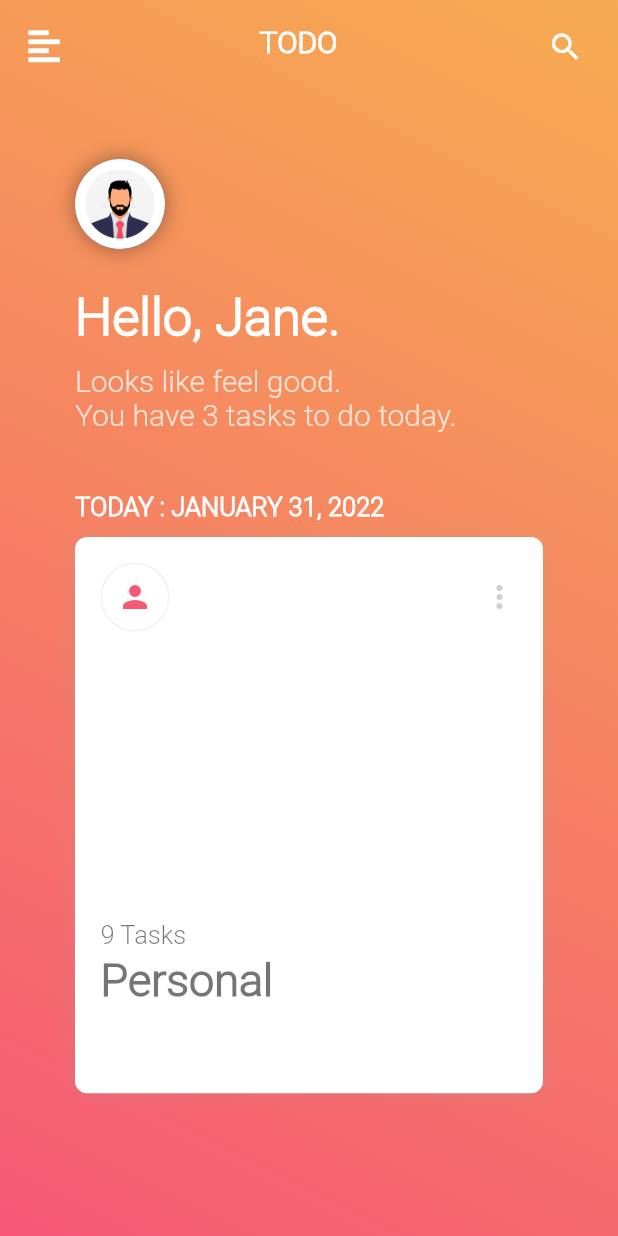
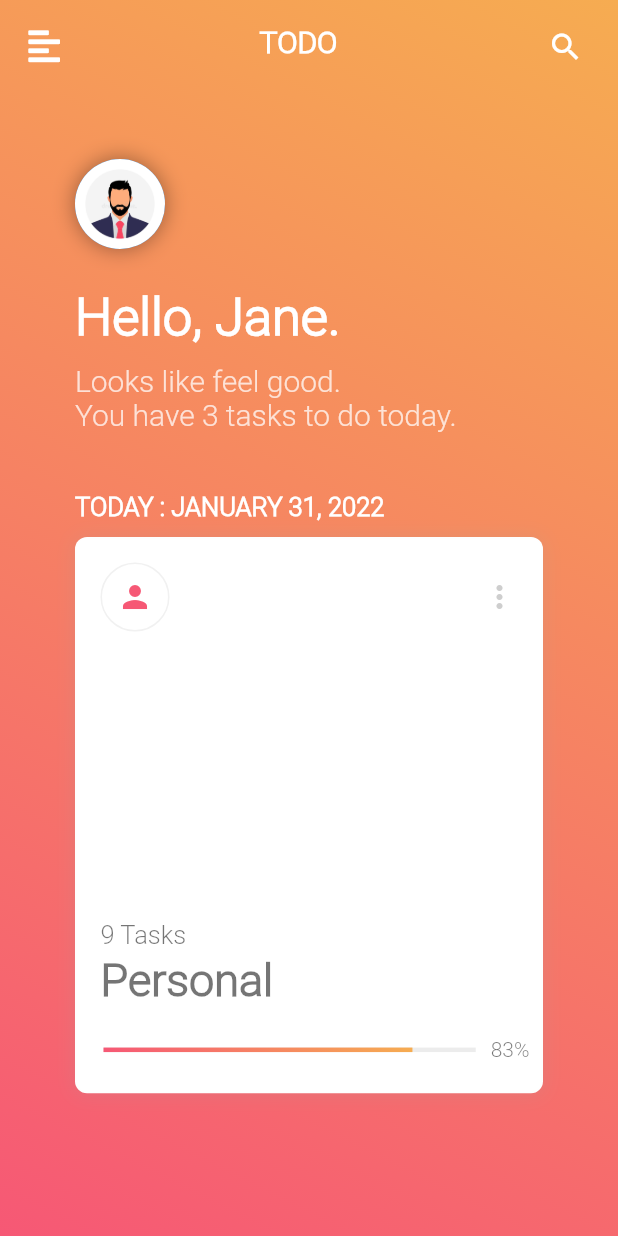
Before and after one commit to RGTechPro/do.it-todo-app-, a Flutter app: the screen it shows after launch, on a phone screen of 412 x 824 dp. Run offline on Flutter 3.47's test engine with Material 2 defaults, Android fonts, the phone set to English and light mode, and no system bars; drawn by our look-alikes of percent_indicator; our stand-ins replace font_awesome_flutter.

Commit message:
added indicator

```diff
--- a/lib/widgets/card.dart
+++ b/lib/widgets/card.dart
@@ -1,6 +1,6 @@
 import 'package:flutter/material.dart';
 import 'package:housy_task/constants/size_config.dart';
-
+import 'package:percent_indicator/percent_indicator.dart';
 
 class TaskCard extends StatelessWidget {
   const TaskCard({Key? key}) : super(key: key);
@@ -73,9 +73,21 @@ class TaskCard extends StatelessWidget {
               ),
             ),
             SizedBox(
-              height: SizeConfig.screenHeight! * 0.02,
+              height: SizeConfig.screenHeight! * 0.025,
             ),
-
+            LinearPercentIndicator(
+              trailing: Text(
+                '83%',
+                style: TextStyle(fontFamily: 'Roboto', color: Colors.black54),
+              ),
+              percent: .83,
+              lineHeight: 3,
+              backgroundColor: Colors.grey.withOpacity(.2),
+              linearGradient: LinearGradient(
+                  colors: [Color(0xfff65875), Color(0xfff6ac51)],
+                  begin: Alignment.centerLeft,
+                  end: Alignment.centerRight),
+            )
           ],
         ),
       ),
--- a/pubspec.yaml
+++ b/pubspec.yaml
@@ -30,7 +30,7 @@ dependencies:
   flutter:
     sdk: flutter
   font_awesome_flutter: ^9.2.0
-
+  percent_indicator: ^4.0.0
 
   # The following adds the Cupertino Icons font to your application.
   # Use with the CupertinoIcons class for iOS style icons.
```
